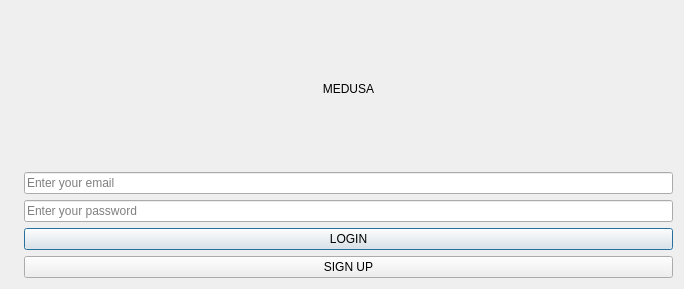
Old version of the form src/gui/ui_files/login_dialog.ui in the repository medusabci/medusa-platform.
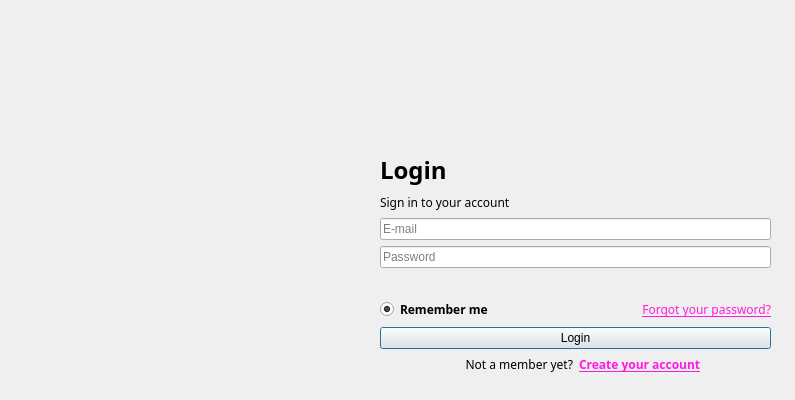
New version of the form.

Commit message: User login and logout style implemented

What changed in the file:
```diff
--- a/src/gui/ui_files/login_dialog.ui
+++ b/src/gui/ui_files/login_dialog.ui
@@ -6,78 +6,197 @@
    <rect>
     <x>0</x>
     <y>0</y>
-    <width>684</width>
-    <height>289</height>
+    <width>795</width>
+    <height>400</height>
    </rect>
   </property>
+  <property name="minimumSize">
+   <size>
+    <width>795</width>
+    <height>400</height>
+   </size>
+  </property>
+  <property name="maximumSize">
+   <size>
+    <width>795</width>
+    <height>400</height>
+   </size>
+  </property>
   <property name="windowTitle">
    <string>Dialog</string>
   </property>
-  <layout class="QVBoxLayout" name="verticalLayout_4">
+  <property name="styleSheet">
+   <string notr="true"/>
+  </property>
+  <widget class="QWidget" name="login_container" native="true">
+   <property name="geometry">
+    <rect>
+     <x>380</x>
+     <y>153</y>
+     <width>391</width>
+     <height>221</height>
+    </rect>
+   </property>
+   <layout class="QVBoxLayout" name="verticalLayout">
    <item>
-    <layout class="QHBoxLayout" name="horizontalLayout_2">
+     <layout class="QVBoxLayout" name="login_container_layout">
      <item>
-      <widget class="QLabel" name="label_icon">
+       <widget class="QLabel" name="label_2">
+        <property name="sizePolicy">
+         <sizepolicy hsizetype="Preferred" vsizetype="Minimum">
+          <horstretch>0</horstretch>
+          <verstretch>0</verstretch>
+         </sizepolicy>
+        </property>
+        <property name="font">
+         <font>
+          <family>Roboto Mono</family>
+          <pointsize>18</pointsize>
+          <bold>true</bold>
+         </font>
+        </property>
        <property name="text">
-        <string/>
-       </property>
+         <string>Login</string>
+        </property>
+        <property name="margin">
+         <number>0</number>
+        </property>
       </widget>
      </item>
      <item>
-      <layout class="QVBoxLayout" name="verticalLayout_form">
-       <item>
-        <layout class="QHBoxLayout" name="horizontalLayout">
-         <item>
-          <widget class="QLabel" name="label_title">
+       <widget class="QLabel" name="label">
            <property name="sizePolicy">
             <sizepolicy hsizetype="Preferred" vsizetype="Minimum">
              <horstretch>0</horstretch>
              <verstretch>0</verstretch>
             </sizepolicy>
            </property>
+        <property name="font">
+         <font>
+          <family>Roboto Mono</family>
+         </font>
+        </property>
            <property name="text">
-            <string>MEDUSA</string>
-           </property>
-           <property name="alignment">
-            <set>Qt::AlignCenter</set>
-           </property>
-          </widget>
-         </item>
-        </layout>
+         <string>Sign in to your account</string>
+        </property>
+       </widget>
        </item>
        <item>
         <widget class="QLineEdit" name="lineEdit_email">
          <property name="placeholderText">
-          <string>Enter your email</string>
+         <string>E-mail</string>
          </property>
         </widget>
        </item>
        <item>
         <widget class="QLineEdit" name="lineEdit_password">
          <property name="placeholderText">
-          <string>Enter your password</string>
+         <string>Password</string>
          </property>
         </widget>
        </item>
+      <item>
+       <widget class="QLabel" name="label_error_msg">
+        <property name="font">
+         <font>
+          <family>Roboto Mono</family>
+         </font>
+        </property>
+        <property name="text">
+         <string/>
+        </property>
+        <property name="openExternalLinks">
+         <bool>true</bool>
+        </property>
+       </widget>
+      </item>
+      <item>
+       <layout class="QHBoxLayout" name="horizontalLayout">
+        <item>
+         <widget class="QRadioButton" name="radioButton_remember">
+          <property name="font">
+           <font>
+            <family>Roboto Mono</family>
+            <bold>true</bold>
+           </font>
+          </property>
+          <property name="text">
+           <string>Remember me</string>
+          </property>
+          <property name="checked">
+           <bool>true</bool>
+          </property>
+         </widget>
+        </item>
+        <item>
+         <widget class="QLabel" name="label_forgot_password">
+          <property name="font">
+           <font>
+            <family>Roboto Mono</family>
+           </font>
+          </property>
+          <property name="layoutDirection">
+           <enum>Qt::LeftToRight</enum>
+          </property>
+          <property name="text">
+           <string>&lt;a href=&quot;http://www.medusabci.com/reset-password/&quot; style=&quot;color: #ff1ae0&quot;&gt;Forgot your password?&lt;/a&gt;</string>
+          </property>
+          <property name="alignment">
+           <set>Qt::AlignRight|Qt::AlignTrailing|Qt::AlignVCenter</set>
+          </property>
+          <property name="openExternalLinks">
+           <bool>true</bool>
+          </property>
+         </widget>
+        </item>
+       </layout>
+      </item>
        <item>
         <widget class="QPushButton" name="pushButton_login">
          <property name="text">
-          <string>LOGIN</string>
+         <string>Login</string>
          </property>
         </widget>
        </item>
        <item>
-        <widget class="QPushButton" name="pushButton_signup">
+       <layout class="QHBoxLayout" name="horizontalLayout_2">
+        <item>
+         <widget class="QLabel" name="label_4">
+          <property name="font">
+           <font>
+            <family>Roboto Mono</family>
+           </font>
+          </property>
          <property name="text">
-          <string>SIGN UP</string>
-         </property>
-        </widget>
-       </item>
+           <string>Not a member yet?</string>
+          </property>
+          <property name="alignment">
+           <set>Qt::AlignRight|Qt::AlignTrailing|Qt::AlignVCenter</set>
+          </property>
+         </widget>
+        </item>
+        <item>
+         <widget class="QLabel" name="label_5">
+          <property name="font">
+           <font>
+            <family>Roboto Mono</family>
+            <bold>true</bold>
+           </font>
+          </property>
+          <property name="text">
+           <string>&lt;a href=&quot;http://www.medusabci.com/signup/&quot; style=&quot;color: #ff1ae0&quot;&gt;Create your account&lt;/a&gt;</string>
+          </property>
+          <property name="openExternalLinks">
+           <bool>true</bool>
+          </property>
+         </widget>
+        </item>
       </layout>
      </item>
     </layout>
    </item>
   </layout>
+  </widget>
  </widget>
  <resources/>
  <connections/>
```
Left out of the diff: 4 changed lines with no effect on the pictures. Lines whose indentation alone changed are shown as unchanged. The commit also changes 8 other files.
